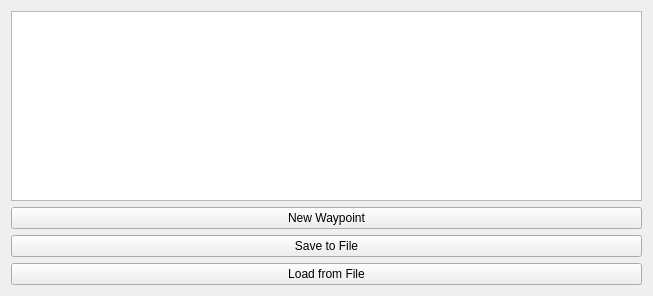
The window that ground/gcs/src/plugins/telemetryscheduler/telemetryscheduler.ui (TauLabs/TauLabs) describes before a commit, drawn with Qt 5.
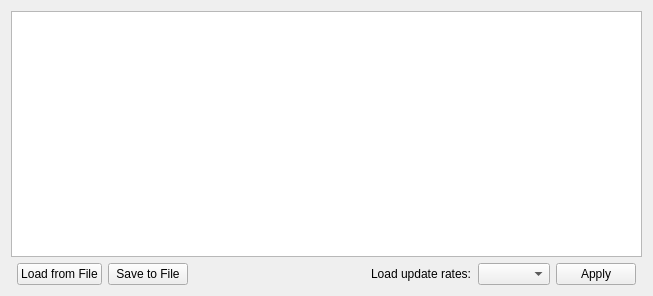
The same window after the commit.

Patch:
```diff
--- a/ground/gcs/src/plugins/telemetryscheduler/telemetryscheduler.ui
+++ b/ground/gcs/src/plugins/telemetryscheduler/telemetryscheduler.ui
@@ -19,8 +19,8 @@
   <property name="windowTitle">
    <string>Form</string>
   </property>
-  <layout class="QVBoxLayout" name="verticalLayout_2">
-   <item>
+  <layout class="QGridLayout" name="gridLayout">
+   <item row="0" column="0" colspan="8">
     <widget class="QTableView" name="waypoints">
      <property name="alternatingRowColors">
       <bool>true</bool>
@@ -30,27 +30,50 @@
      </attribute>
     </widget>
    </item>
-   <item>
-    <widget class="QPushButton" name="buttonNewWaypoint">
-     <property name="text">
-      <string>New Waypoint</string>
-     </property>
-    </widget>
-   </item>
-   <item>
-    <widget class="QPushButton" name="buttonSaveFile">
+   <item row="1" column="2">
+    <widget class="QPushButton" name="bnSaveTelemetryToFile">
      <property name="text">
       <string>Save to File</string>
      </property>
     </widget>
    </item>
-   <item>
-    <widget class="QPushButton" name="buttonLoadFile">
+   <item row="1" column="6">
+    <widget class="QPushButton" name="bnApplySchedule">
+     <property name="text">
+      <string>Apply</string>
+     </property>
+    </widget>
+   </item>
+   <item row="1" column="1">
+    <widget class="QPushButton" name="bnLoadTelemetryFromFile">
      <property name="text">
       <string>Load from File</string>
      </property>
     </widget>
    </item>
+   <item row="1" column="5">
+    <widget class="QComboBox" name="cmbScheduleList"/>
+   </item>
+   <item row="1" column="3">
+    <spacer name="horizontalSpacer">
+     <property name="orientation">
+      <enum>Qt::Horizontal</enum>
+     </property>
+     <property name="sizeHint" stdset="0">
+      <size>
+       <width>40</width>
+       <height>20</height>
+      </size>
+     </property>
+    </spacer>
+   </item>
+   <item row="1" column="4">
+    <widget class="QLabel" name="label">
+     <property name="text">
+      <string>Load update rates:</string>
+     </property>
+    </widget>
+   </item>
   </layout>
  </widget>
  <resources/>
```
